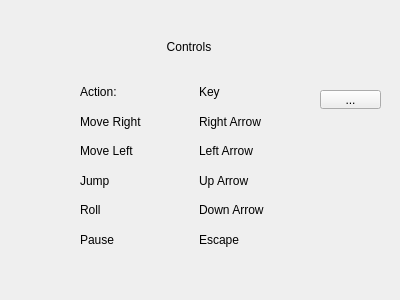
The window that SuperCop/controls.ui (Alex-BusNet/SuperCop) describes before a commit, drawn with Qt 5.
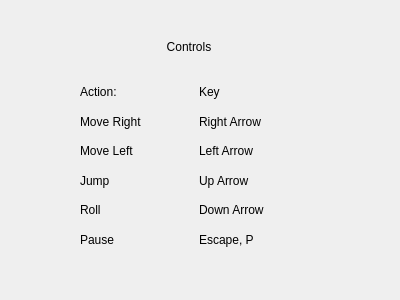
The same window after the commit.

Patch:
```diff
--- a/SuperCop/controls.ui
+++ b/SuperCop/controls.ui
@@ -128,7 +128,7 @@
       <item>
        <widget class="QLabel" name="label_17">
         <property name="text">
-         <string>Escape</string>
+         <string>Escape, P</string>
         </property>
        </widget>
       </item>
@@ -136,19 +136,6 @@
     </item>
    </layout>
   </widget>
-  <widget class="QToolButton" name="toolButton">
-   <property name="geometry">
-    <rect>
-     <x>320</x>
-     <y>90</y>
-     <width>61</width>
-     <height>19</height>
-    </rect>
-   </property>
-   <property name="text">
-    <string>...</string>
-   </property>
-  </widget>
  </widget>
  <resources/>
  <connections/>
```
